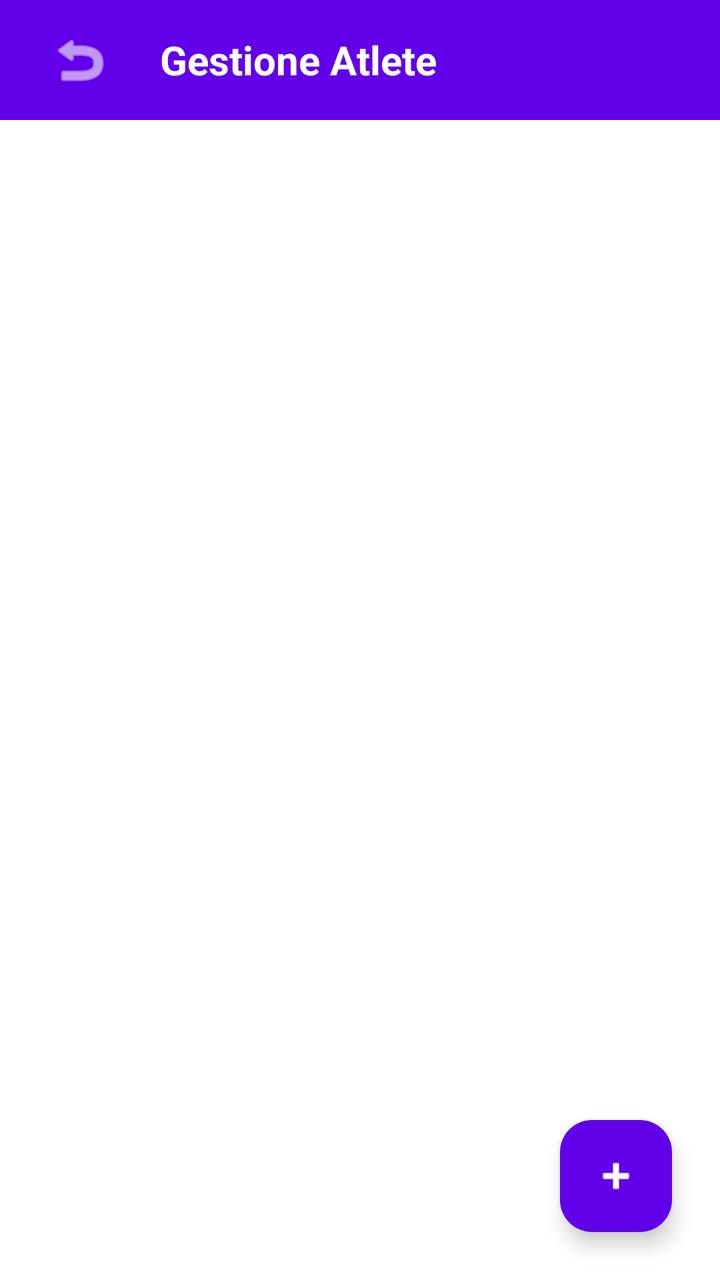
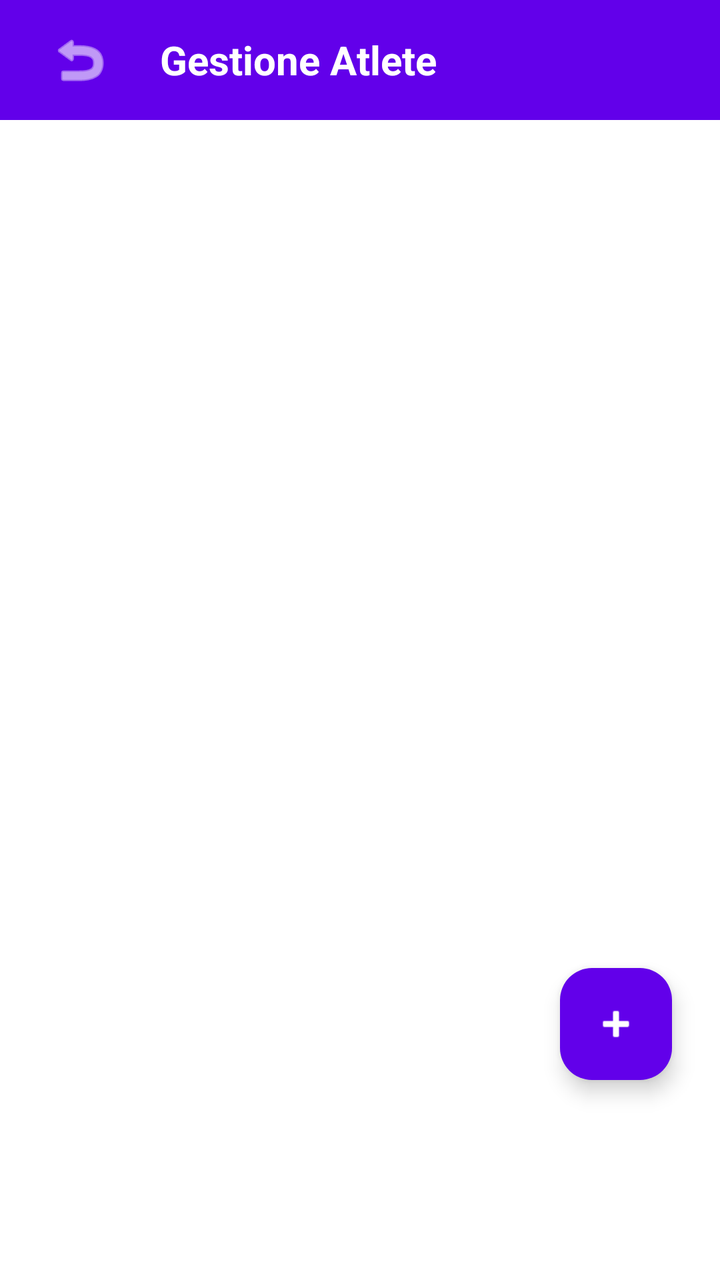

The first picture is an Android layout as it rendered before a commit; the second is the same layout after the commit. The layout source and the unified diff follow.
<!-- AndroidManifest.xml: application theme Theme.GinnasticaRitmica -->
<!-- res/layout/fragment_gestione_atlete.xml -->
<?xml version="1.0" encoding="utf-8"?>
<layout xmlns:tools="http://schemas.android.com/tools"
    xmlns:android="http://schemas.android.com/apk/res/android"
    xmlns:app="http://schemas.android.com/apk/res-auto">

    <androidx.constraintlayout.widget.ConstraintLayout
        android:layout_width="match_parent"
        android:layout_height="match_parent"
        android:background="@color/sfondo_app">


        <LinearLayout
            android:id="@+id/bannerViola"
            android:layout_width="match_parent"
            android:layout_height="60dp"
            android:background="@color/viola_torre"
            android:gravity="center_vertical"
            android:orientation="horizontal"
            android:paddingHorizontal="16dp"
            app:layout_constraintTop_toTopOf="parent"
            app:layout_constraintStart_toStartOf="parent"
            app:layout_constraintEnd_toEndOf="parent">

            <ImageButton
                android:id="@+id/btnTornaIndietro"
                android:layout_width="48dp"
                android:layout_height="48dp"
                android:background="?attr/selectableItemBackgroundBorderless"
                android:importantForAccessibility="no"
                android:src="@android:drawable/ic_menu_revert"
                app:tint="@android:color/white" />

            <TextView
                android:layout_width="wrap_content"
                android:layout_height="wrap_content"
                android:layout_marginStart="16dp"
                android:text="Gestione Atlete"
                android:textColor="@android:color/white"
                android:textSize="20sp"
                android:textStyle="bold"
                tools:ignore="HardcodedText" />
        </LinearLayout>

        <androidx.recyclerview.widget.RecyclerView
            android:id="@+id/recyclerViewAtlete"
            android:layout_width="0dp"
            android:layout_height="0dp"
            android:importantForAccessibility="no"
            android:paddingTop="16dp"
            android:clipToPadding="false"
            android:paddingBottom="80dp"
            app:layout_constraintTop_toBottomOf="@id/bannerViola"
            app:layout_constraintBottom_toBottomOf="parent"
            app:layout_constraintStart_toStartOf="parent"
            app:layout_constraintEnd_toEndOf="parent" />

        <com.google.android.material.floatingactionbutton.FloatingActionButton
            android:id="@+id/fabAggiungiAtleta"
            android:contentDescription="Aggiungi atleta"
            android:layout_width="wrap_content"
            android:layout_height="wrap_content"
            android:layout_margin="24dp"
            android:src="@android:drawable/ic_input_add"
            app:backgroundTint="@color/viola_torre"
            app:tint="@android:color/white"
            app:layout_constraintBottom_toBottomOf="parent"
            app:layout_constraintEnd_toEndOf="parent"
            tools:ignore="ContentDescription,HardcodedText" />

    </androidx.constraintlayout.widget.ConstraintLayout>
</layout>
<!-- resources referenced by this layout -->
<resources>
  <color name="sfondo_app">#FFFFFF</color>
  <color name="viola_torre">#6200EA</color>
  <style name="Theme.GinnasticaRitmica" parent="Base.Theme.GinnasticaRitmica" />
  <style name="Base.Theme.GinnasticaRitmica" parent="Theme.Material3.DayNight.NoActionBar">
          
          
      </style>
</resources>

<!-- the commit's change to res/layout/fragment_gestione_atlete.xml (unified diff, before → after) -->
@@ -59,7 +59,8 @@
             android:contentDescription="Aggiungi atleta"
             android:layout_width="wrap_content"
             android:layout_height="wrap_content"
-            android:layout_margin="24dp"
+            android:layout_marginEnd="24dp"
+            android:layout_marginBottom="100dp"
             android:src="@android:drawable/ic_input_add"
             app:backgroundTint="@color/viola_torre"
             app:tint="@android:color/white"
<!-- resource entries referenced after the edit -->
@@ -5,7 +5,21 @@
   <style name="Theme.GinnasticaRitmica" parent="Base.Theme.GinnasticaRitmica" />
   <style name="Base.Theme.GinnasticaRitmica" parent="Theme.Material3.DayNight.NoActionBar">
           
+  
           
+          <item name="popupMenuStyle">@style/StileNuvoletta</item>
       </style>
+  <style name="StileNuvoletta" parent="Widget.Material3.PopupMenu">
+          <item name="android:popupBackground">@drawable/bg_popup_rounded</item>
+          <item name="overlapAnchor">false</item>
+      </style>
+  <!-- drawable bg_popup_rounded (drawable) -->
+  <?xml version="1.0" encoding="utf-8"?>
+  <shape xmlns:android="http://schemas.android.com/apk/res/android">
+      
+      <solid android:color="#F8F6FA" />
+      
+      <corners android:radius="16dp" />
+  </shape>
 </resources>
 
